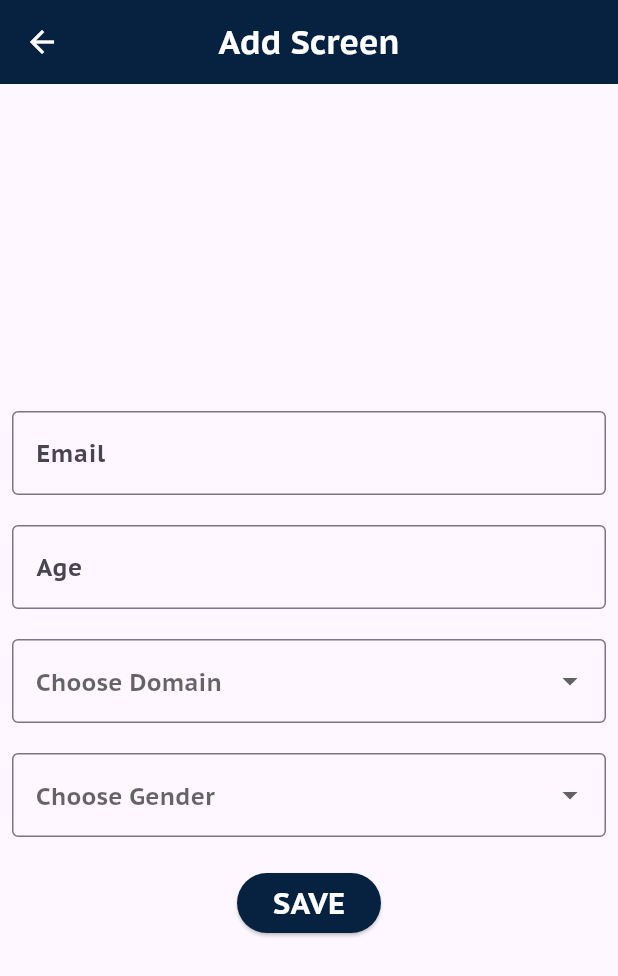
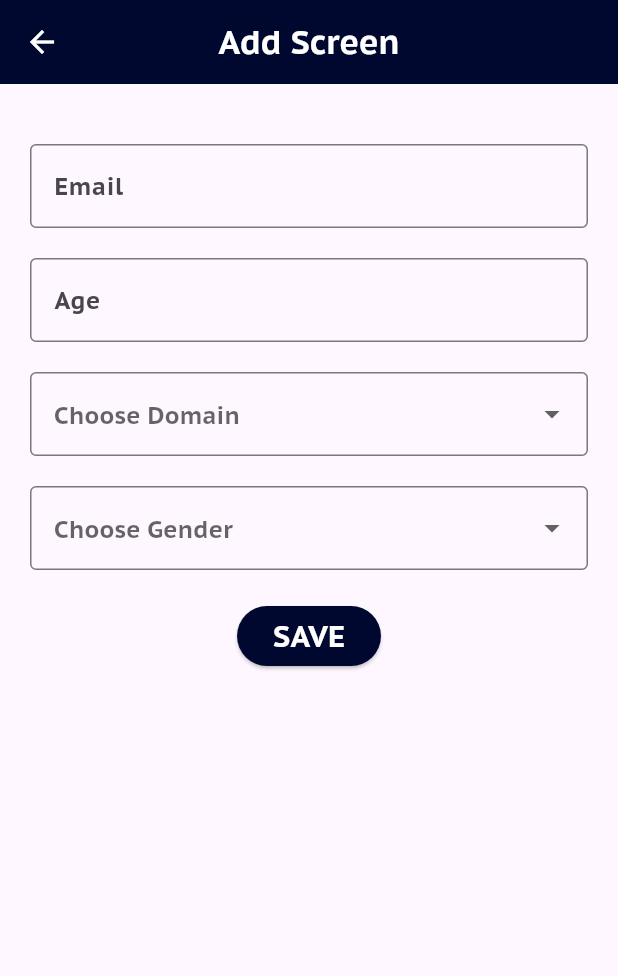
Before and after one commit to jabirkk76/student_app, a Flutter app: the HomeScreen screen opened directly, after a tap on "ADD", on a phone screen of 412 x 824 dp. Shown: the top 976 px of the screen. Run offline on Flutter 3.47's test engine with Material 2 defaults, Android fonts, the phone set to English and light mode, and no system bars; our stand-ins replace flutter_slidable, share, shared_preferences; accounts and stored records are empty; network calls fail.

```diff
--- a/lib/constants/constants.dart
+++ /dev/null
@@ -1,3 +0,0 @@
-class Constants {
-  static const ipAddress = '192.168.1.7';
-}
--- a/lib/controller/add_student_controller.dart
+++ b/lib/controller/add_student_controller.dart
@@ -97,7 +97,7 @@ class AddStudentController with ChangeNotifier {
   void editStudent(BuildContext context, {required String studentId}) async {
     isLoading = true;
     notifyListeners();
-    print('Gender chosen before edit: $genderChosen');
+
     await EditStudentService()
         .edit(
       editStudentPostModel: EditStudentPostModel(
@@ -127,7 +127,6 @@ class AddStudentController with ChangeNotifier {
     });
 
     isLoading = false;
-    print('Gender chosen after edit: $genderChosen');
     notifyListeners();
   }
 }
--- a/lib/helpers/app_colors.dart
+++ b/lib/helpers/app_colors.dart
@@ -1,10 +1,11 @@
 import 'package:flutter/material.dart';
 
 class AppColors {
-  static Color blue = Colors.blue;
-  static Color red = Colors.red;
+  static Color blue = Color.fromARGB(255, 0, 68, 124);
+  static Color red = Color.fromARGB(255, 189, 16, 4);
   static Color white = Colors.white;
-  static Color green = Colors.green;
-  static Color black = Colors.black;
-  static Color primary = const Color.fromARGB(255, 6, 34, 64);
+  static Color green = Color.fromARGB(255, 33, 125, 36);
+  static Color black = const Color.fromARGB(255, 0, 0, 0);
+  static Color primary = Color.fromARGB(255, 1, 8, 48);
+  static Color grey = Color.fromARGB(255, 84, 74, 74);
 }
--- a/lib/main.dart
+++ b/lib/main.dart
@@ -7,6 +7,7 @@ import 'package:student_app/controller/settings_controller.dart';
 import 'package:student_app/controller/sign_up_controller.dart';
 import 'package:student_app/controller/splash_controller.dart';
 import 'package:student_app/helpers/app_colors.dart';
+import 'package:student_app/widgets/dismmiss_keyboard_widget.dart';
 
 import 'controller/home_controller.dart';
 import 'view/splash_screen/splash_screen.dart';
@@ -41,6 +42,7 @@ class MyApp extends StatelessWidget {
           create: (context) => SettingsController(),
         )
       ],
+      child: DismissKeyboardWidget(
         child: MaterialApp(
             debugShowCheckedModeBanner: false,
             title: 'Flutter Demo',
@@ -56,6 +58,7 @@ class MyApp extends StatelessWidget {
               ),
             ),
             home: const SplashScreen()),
+      ),
     );
   }
 }
--- a/lib/services/sign_up_service.dart
+++ b/lib/services/sign_up_service.dart
@@ -22,7 +22,8 @@ class SignUpService {
       );
       final data = json.decode(response.body);
       if (data['success'] == true) {
-        return (null, SignUpResponseModel.fromJson(data));
+        final result = SignUpResponseModel.fromJson(data);
+        return (null, result);
       } else {
         return ('Failed to Sign up', null);
       }
--- a/lib/view/add_student_screen/add_student_screen.dart
+++ b/lib/view/add_student_screen/add_student_screen.dart
@@ -1,4 +1,5 @@
 import 'package:flutter/material.dart';
+import 'package:flutter/services.dart';
 import 'package:provider/provider.dart';
 import 'package:student_app/controller/add_student_controller.dart';
 import 'package:student_app/helpers/app_colors.dart';
@@ -55,9 +56,8 @@ class _AddStudentScreenState extends State<AddStudentScreen> {
             );
           } else {
             return SafeArea(
-              child: Center(
               child: Padding(
-                  padding: const EdgeInsets.all(8.0),
+                padding: const EdgeInsets.only(left: 20, right: 20, top: 20),
                 child: Form(
                   key: formKey,
                   child: SingleChildScrollView(
@@ -74,7 +74,7 @@ class _AddStudentScreenState extends State<AddStudentScreen> {
                           ),
                           validator: (value) {
                             if (value!.isEmpty) {
-                                return 'Enter Valid Credential';
+                              return 'Enter an Email ID';
                             } else {
                               return null;
                             }
@@ -86,21 +86,32 @@ class _AddStudentScreenState extends State<AddStudentScreen> {
                           controller: widget.twoScreens == TwoScreens.add
                               ? value.ageController
                               : value.ageController,
-                            decoration: const InputDecoration(
+                          decoration: InputDecoration(
+                            hoverColor: AppColors.green,
                             border: OutlineInputBorder(),
                             hintText: 'Age',
                           ),
                           validator: (value) {
                             if (value!.isEmpty) {
-                                return 'Enter Valid Credential';
+                              return 'Enter an Age';
                             } else {
                               return null;
                             }
                           },
+                          inputFormatters: <TextInputFormatter>[
+                            FilteringTextInputFormatter.digitsOnly,
+                          ],
                         ),
                         AppSizes.szdh20,
                         widget.twoScreens == TwoScreens.add
                             ? DropdownButtonFormField<String>(
+                                validator: (value) {
+                                  if (value == null) {
+                                    return 'Choose your Domain';
+                                  } else {
+                                    return null;
+                                  }
+                                },
                                 decoration: const InputDecoration(
                                   border: OutlineInputBorder(),
                                   hintText: 'Choose Domain',
@@ -113,8 +124,7 @@ class _AddStudentScreenState extends State<AddStudentScreen> {
                                   );
                                 }).toList(),
                                 onChanged: (newIndex) {
-                                    value
-                                        .changeDomainIndex(newIndex.toString());
+                                  value.changeDomainIndex(newIndex.toString());
                                 },
                               )
                             : DropDownFormFieldWidget(
@@ -127,13 +137,19 @@ class _AddStudentScreenState extends State<AddStudentScreen> {
                                   );
                                 }).toList(),
                                 onTap: (newIndex) {
-                                    value
-                                        .changeDomainIndex(newIndex.toString());
+                                  value.changeDomainIndex(newIndex.toString());
                                 },
                               ),
                         AppSizes.szdh20,
                         widget.twoScreens == TwoScreens.add
                             ? DropdownButtonFormField<String>(
+                                validator: (value) {
+                                  if (value == null) {
+                                    return 'Choose your Gender';
+                                  } else {
+                                    return null;
+                                  }
+                                },
                                 decoration: const InputDecoration(
                                   border: OutlineInputBorder(),
                                   hintText: 'Choose Gender',
@@ -146,8 +162,7 @@ class _AddStudentScreenState extends State<AddStudentScreen> {
                                   );
                                 }).toList(),
                                 onChanged: (newIndex) {
-                                    value
-                                        .changeGenderIndex(newIndex.toString());
+                                  value.changeGenderIndex(newIndex.toString());
                                 },
                               )
                             : DropDownFormFieldWidget(
@@ -160,8 +175,7 @@ class _AddStudentScreenState extends State<AddStudentScreen> {
                                   );
                                 }).toList(),
                                 onTap: (newIndex) {
-                                    value
-                                        .changeGenderIndex(newIndex.toString());
+                                  value.changeGenderIndex(newIndex.toString());
                                 },
                               ),
                         AppSizes.szdh20,
@@ -173,8 +187,8 @@ class _AddStudentScreenState extends State<AddStudentScreen> {
                                   if (formKey.currentState!.validate()) {
                                     setState(() {
                                       value.editStudent(context,
-                                            studentId: value
-                                                    .studentModel?.student.id ??
+                                          studentId:
+                                              value.studentModel?.student.id ??
                                                   "");
                                       Provider.of<HomeController>(context,
                                               listen: false)
@@ -212,7 +226,6 @@ class _AddStudentScreenState extends State<AddStudentScreen> {
                   ),
                 ),
               ),
-              ),
             );
           }
         },
--- a/lib/view/home_screen/home_screen.dart
+++ b/lib/view/home_screen/home_screen.dart
@@ -1,5 +1,3 @@
-// ignore_for_file: sort_child_properties_last
-
 import 'package:flutter/material.dart';
 import 'package:flutter_slidable/flutter_slidable.dart';
 import 'package:provider/provider.dart';
@@ -15,8 +13,8 @@ import 'widgets/dialog_box_widget.dart';
 
 class HomeScreen extends StatefulWidget {
   const HomeScreen({
-    super.key,
-  });
+    Key? key,
+  }) : super(key: key);
 
   @override
   State<HomeScreen> createState() => _HomeScreenState();
@@ -38,62 +36,87 @@ class _HomeScreenState extends State<HomeScreen> {
   Widget build(BuildContext context) {
     return Scaffold(
       resizeToAvoidBottomInset: true,
-      appBar: AppBar(
-        automaticallyImplyLeading: false,
-        backgroundColor: AppColors.primary,
-        centerTitle: true,
-        title: Text(
-          'STUDENTS',
-          style: TextStyle(color: AppColors.white),
-        ),
+      body: CustomScrollView(
+        slivers: [
+          SliverAppBar(
             actions: [
               IconButton(
                 onPressed: () {
                   homeController.gotoSettings(context);
                 },
-              icon: const Icon(Icons.settings)),
+                icon: const Icon(Icons.settings),
+              ),
+            ],
+            automaticallyImplyLeading: false,
+            backgroundColor: AppColors.primary,
+            centerTitle: true,
+            flexibleSpace: Consumer<SettingsController>(
+              builder: (context, v, child) => Container(
+                color: AppColors.primary,
+                child: Column(
+                  mainAxisAlignment: MainAxisAlignment.center,
+                  children: [
+                    SizedBox(height: 20),
+                    Text(
+                      'Hi, ${v.storedUserName}',
+                      style: TextStyle(
+                        color: AppColors.white,
+                        fontSize: 16,
+                      ),
+                    ),
+                    SizedBox(height: 10),
+                    Text(
+                      getWish(),
+                      style: TextStyle(
+                        color: AppColors.white,
+                        fontSize: 16,
+                      ),
+                    ),
                   ],
                 ),
-      body: Consumer<HomeController>(builder: (ctx, value, child) {
+              ),
+            ),
+            expandedHeight: 150,
+            pinned: true,
+          ),
+          Consumer<HomeController>(builder: (context, value, child) {
             if (value.isLoading) {
-          return const Center(child: CircularProgressIndicator());
+              return const SliverFillRemaining(
+                hasScrollBody: false,
+                child: Center(child: CircularProgressIndicator()),
+              );
             } else if (value.errorMsg != '') {
-          return Center(
+              return SliverFillRemaining(
+                hasScrollBody: false,
+                child: Center(
                   child: Text(
                     value.errorMsg,
                     style: TextStyle(fontSize: 22, color: AppColors.red),
                   ),
+                ),
               );
             } else if (value.students.isEmpty) {
-          return const Center(
+              return SliverFillRemaining(
+                hasScrollBody: false,
+                child: Center(
                   child: Text(
-              'No Student found',
-              style: TextStyle(fontSize: 22),
+                    'No student found',
+                    style: TextStyle(fontSize: 22, color: AppColors.black),
+                  ),
                 ),
               );
             } else {
-          return SafeArea(
-            child: Padding(
-              padding: const EdgeInsets.all(20),
-              child: Column(
-                children: [
-                  Expanded(
-                    child: ListView.builder(
-                        itemCount: value.students.length,
-                        itemBuilder: (context, index) {
-                          if (value.students.isEmpty) {
-                            return const Text('No data found');
-                          } else if (value.isLoading) {
-                            return const Center(
-                              child: CircularProgressIndicator(),
-                            );
-                          } else {
+              return SliverList(
+                delegate: SliverChildBuilderDelegate(
+                  (context, index) {
                     return Padding(
-                              padding: const EdgeInsets.only(bottom: 20),
+                      padding:
+                          const EdgeInsets.only(top: 20, left: 20, right: 20),
                       child: Container(
                         clipBehavior: Clip.antiAlias,
                         decoration: BoxDecoration(
-                                    borderRadius: BorderRadius.circular(20)),
+                          borderRadius: BorderRadius.circular(20),
+                        ),
                         child: Slidable(
                           actions: [
                             IconSlideAction(
@@ -101,16 +124,12 @@ class _HomeScreenState extends State<HomeScreen> {
                               color: Colors.green,
                               icon: Icons.archive,
                               onTap: () {
-                                        Navigator.of(context)
-                                            .push(MaterialPageRoute(
-                                          builder: (context) =>
-                                              const AddStudentScreen(
+                                Navigator.of(context).push(MaterialPageRoute(
+                                  builder: (context) => const AddStudentScreen(
                                     twoScreens: TwoScreens.edit,
                                   ),
                                 ));
-
-                                        Provider.of<AddStudentController>(
-                                                context,
+                                Provider.of<AddStudentController>(context,
                                         listen: false)
                                     .getStudentDetails(
                                   context,
@@ -129,8 +148,8 @@ class _HomeScreenState extends State<HomeScreen> {
                                     text: 'Do you want to Delete ?',
                                     onTap: () {
                                       value.deleteStudent(context,
-                                                  studentId: Provider.of<
-                                                              HomeController>(
+                                          studentId:
+                                              Provider.of<HomeController>(
                                                       context,
                                                       listen: false)
                                                   .students[index]
@@ -162,8 +181,7 @@ class _HomeScreenState extends State<HomeScreen> {
                             child: Row(
                               children: [
                                 Image.asset(
-                                            value.students[index].gender ==
-                                                    'Male'
+                                  value.students[index].gender == 'Male'
                                       ? 'assets/man.png'
                                       : 'assets/woman.png',
                                   height: 40,
@@ -171,8 +189,7 @@ class _HomeScreenState extends State<HomeScreen> {
                                 ),
                                 AppSizes.szdw20,
                                 Column(
-                                            crossAxisAlignment:
-                                                CrossAxisAlignment.start,
+                                  crossAxisAlignment: CrossAxisAlignment.start,
                                   children: [
                                     Text(
                                       value.students[index].name,
@@ -192,27 +209,26 @@ class _HomeScreenState extends State<HomeScreen> {
                                 ),
                                 const Spacer(),
                                 Text(
-                                            value.students[index].age
-                                                .toString(),
+                                  value.students[index].age.toString(),
                                   style: const TextStyle(
                                     fontSize: 15,
                                     fontWeight: FontWeight.bold,
                                   ),
                                 ),
                               ],
-                                      )),
+                            ),
+                          ),
                         ),
                       ),
                     );
-                          }
-                        }),
-                  ),
-                ],
-              ),
+                  },
+                  childCount: value.students.length,
                 ),
               );
             }
-      }),
+          })
+        ],
+      ),
       floatingActionButton: FloatingActionButton.extended(
         backgroundColor: AppColors.primary,
         label: Text(
@@ -236,4 +252,16 @@ class _HomeScreenState extends State<HomeScreen> {
       ),
     );
   }
+
+  String getWish() {
+    if (DateTime.now().hour < 12 && DateTime.now().hour > 0) {
+      return 'Good morning';
+    } else if (DateTime.now().hour > 12 && DateTime.now().hour < 15) {
+      return 'Good afternoon';
+    } else if (DateTime.now().hour > 15 && DateTime.now().hour < 19) {
+      return 'Good evening';
+    } else {
+      return 'Good night';
     }
+  }
+}
--- /dev/null
+++ b/lib/widgets/dismmiss_keyboard_widget.dart
@@ -0,0 +1,19 @@
+import 'package:flutter/material.dart';
+
+class DismissKeyboardWidget extends StatelessWidget {
+  const DismissKeyboardWidget({Key? key, required this.child});
+  final Widget child;
+  @override
+  Widget build(BuildContext context) {
+    return GestureDetector(
+      onTap: () {
+        FocusScopeNode currentTextFieldFocus = FocusScope.of(context);
+        if (!currentTextFieldFocus.hasPrimaryFocus &&
+            currentTextFieldFocus.focusedChild != null) {
+          FocusManager.instance.primaryFocus?.unfocus();
+        }
+      },
+      child: child,
+    );
+  }
+}
```
Also changed, not shown: lib/controller/settings_controller.dart (+9 -3 lines), lib/controller/sign_up_controller.dart (+10 -1 lines), lib/view/login_screen/login_screen.dart (+22 -1 lines), lib/view/settings_screen/settings_screen.dart (+9 -17 lines), lib/view/sign_up_screen/sign_up_screen.dart (+24 -0 lines), lib/widgets/custom_text_form_field_widget.dart (+11 -10 lines), lib/widgets/obscure_text_form_field-widget.dart (+13 -11 lines). Lines whose indentation alone changed are shown as unchanged.
